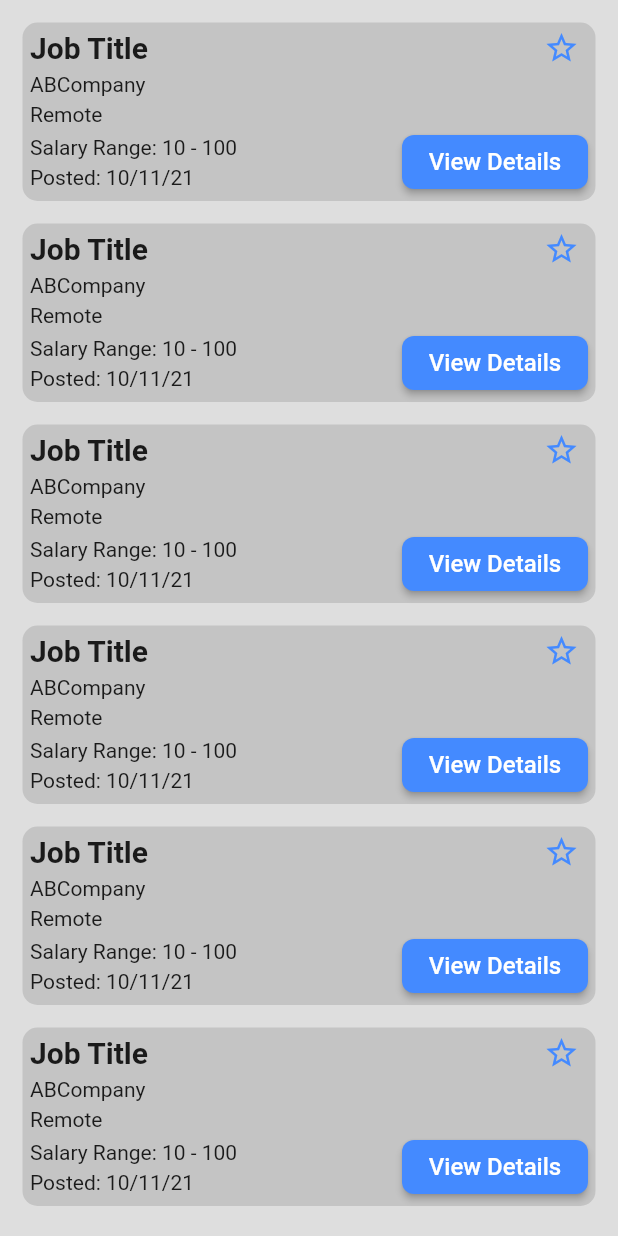
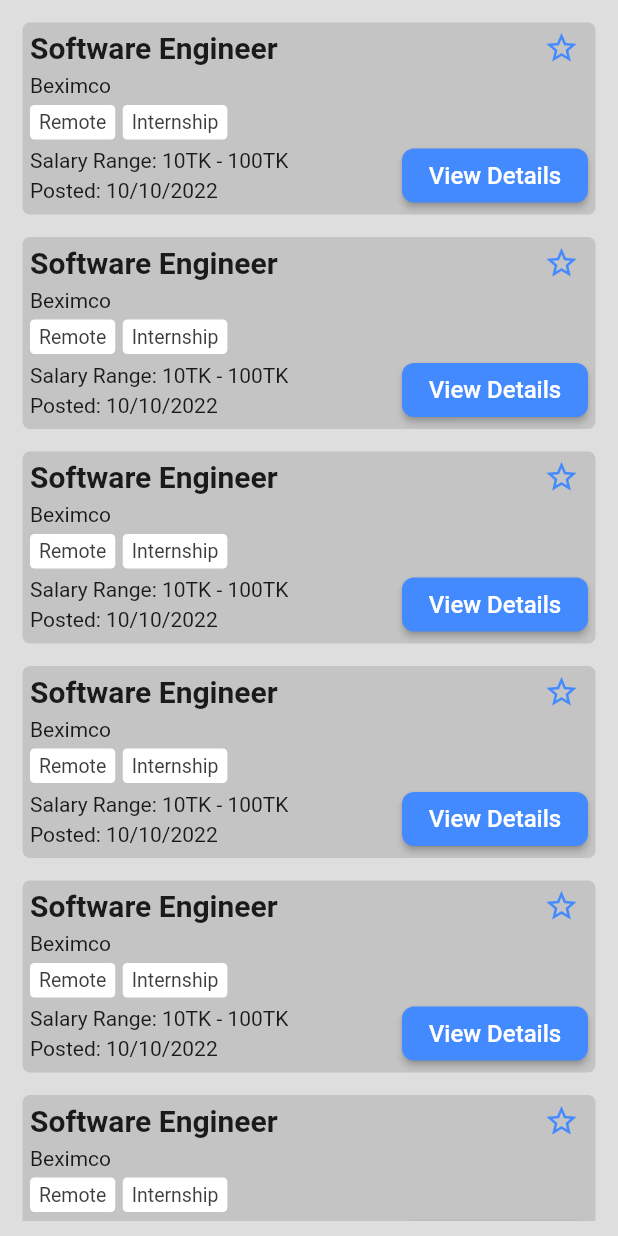
Before and after one commit to azwadkm22/JobDen, a Flutter app: the screen it shows after launch, on a phone screen of 412 x 824 dp. Run offline on Flutter 3.47's test engine with Material 2 defaults, Android fonts, the phone set to English and light mode, and no system bars.

Commit message:
Added JobType list and some QOL improvements

```diff
--- a/lib/views/JobCard.dart
+++ b/lib/views/JobCard.dart
@@ -1,12 +1,17 @@
-import 'dart:ffi';
-
 import 'package:flutter/cupertino.dart';
 import 'package:flutter/material.dart';
+import 'package:job_den/color_palette.dart';
 import 'package:job_den/views/view_details_button.dart';
 
 class JobCard extends StatefulWidget {
-  const JobCard({Key? key}) : super(key: key);
-  final String jobTitle = "Job Title";
+  final String jobTitle;
+  final String companyName;
+  final List jobType;// = ["Remote", "Internship"];
+  final int salaryRangeStart;// = 10;
+  final int salaryRangeEnd;// = 100;
+  final String postedDate;// = "10/11/21";
+  JobCard({Key? key, required this.jobTitle, required this.companyName, required this.jobType, required this.salaryRangeStart, required this.salaryRangeEnd, required this.postedDate }) : super(key: key);
+
 
   @override
   _JobCardState createState() => _JobCardState();
@@ -14,11 +19,6 @@ class JobCard extends StatefulWidget {
 
 class _JobCardState extends State<JobCard> {
   String jobTitle = "Job Title";
-  String companyName = "ABCompany";
-  String jobType = "Remote";
-  int salaryRangeStart = 10;
-  int salaryRangeEnd = 100;
-  String date = "10/11/21";
   bool isStarred = false;
   @override
   Widget build(BuildContext context) {
@@ -26,12 +26,13 @@ class _JobCardState extends State<JobCard> {
       onTap: () {
         //Take to JobViewPage
       },
-  child: Expanded(child: Container(
+  child: Container(
     padding: const EdgeInsets.fromLTRB(5.0, 5.0, 5.0, 2),
     margin: const EdgeInsets.fromLTRB(5.0, 5.0, 5.0, 10.0),
+
     decoration: const BoxDecoration(
       color: Color(0xFFC4C4C4),
-      borderRadius: BorderRadius.all(Radius.circular(10))
+      borderRadius: BorderRadius.all(Radius.circular(5))
     ),
       child: Column(
         crossAxisAlignment: CrossAxisAlignment.start,
@@ -39,7 +40,7 @@ class _JobCardState extends State<JobCard> {
         children: [
           Row(
             children: [
-              Expanded(flex: 18, child: Text(jobTitle, style: TextStyle(fontWeight: FontWeight.bold, fontSize: 20),)),
+              Expanded(flex: 18, child: Text(widget.jobTitle, style: TextStyle(fontWeight: FontWeight.bold, fontSize: 20),)),
               Expanded(flex: 1, child: Container()),
               Expanded(flex: 2, child: GestureDetector(onTap: (){ setState(() {
                 if (isStarred == false )
@@ -55,10 +56,27 @@ class _JobCardState extends State<JobCard> {
               });}, child: isStarred == true ? Icon(Icons.star, color: Colors.blueAccent,) : Icon(Icons.star_border_outlined, color: Colors.blueAccent,))),
             ],
           ),
-          SizedBox(height: 4,),
-          Text(companyName),
-          SizedBox(height: 4,),
-          Text(jobType),
+          SizedBox(height: 5,),
+          Text(widget.companyName),
+          SizedBox(height: 5,),
+          // Text(widget.jobType[0] + ", " + widget.jobType[1]),
+          Row(
+            children: widget.jobType.map((e) {
+              return Container(
+                padding: EdgeInsets.fromLTRB(6, 4, 6, 4),
+                margin: EdgeInsets.only(right: 5),
+                child: Text(
+                  e,
+                  style: const TextStyle(
+                    fontSize: 13,
+                    color: ColorPalette.secondaryColorDark,
+                  ),
+                ),
+                decoration: BoxDecoration(
+                    color: Colors.white,
+                    borderRadius: BorderRadius.circular(3)),
+              );
+            }).toList()),
           Row(
             mainAxisAlignment: MainAxisAlignment.start,
             children: [
@@ -66,9 +84,9 @@ class _JobCardState extends State<JobCard> {
                 mainAxisAlignment: MainAxisAlignment.spaceEvenly,
                   crossAxisAlignment: CrossAxisAlignment.start,
                   children: [
-                    Text("Salary Range: $salaryRangeStart - $salaryRangeEnd"),
+                    Text("Salary Range: " + widget.salaryRangeStart.toString()  + "TK - " + widget.salaryRangeEnd.toString() + "TK"),
                     SizedBox(height: 4,),
-                    Text("Posted: $date"),
+                    Text("Posted: " + widget.postedDate),
                   ],
                 ),
               ),
@@ -80,6 +98,6 @@ class _JobCardState extends State<JobCard> {
     ),
 
   ),
-    ));
+    );
   }
 }
--- a/lib/views/home_screen.dart
+++ b/lib/views/home_screen.dart
@@ -21,7 +21,13 @@ class HomeScreen extends StatelessWidget {
                 shrinkWrap: true,
                   itemCount: 10,
                   itemBuilder: (context, index) {
-                    return JobCard();
+                    return JobCard(
+                      jobTitle: "Software Engineer",
+                      jobType: ["Remote", "Internship"],
+                      postedDate: "10/10/2022",
+                      companyName: "Beximco",
+                      salaryRangeStart: 10,
+                      salaryRangeEnd: 100,);
                       // JobPostCard(title: "Job Title",id: "11",onPressed: (){},
                     // );
                   },),
```
